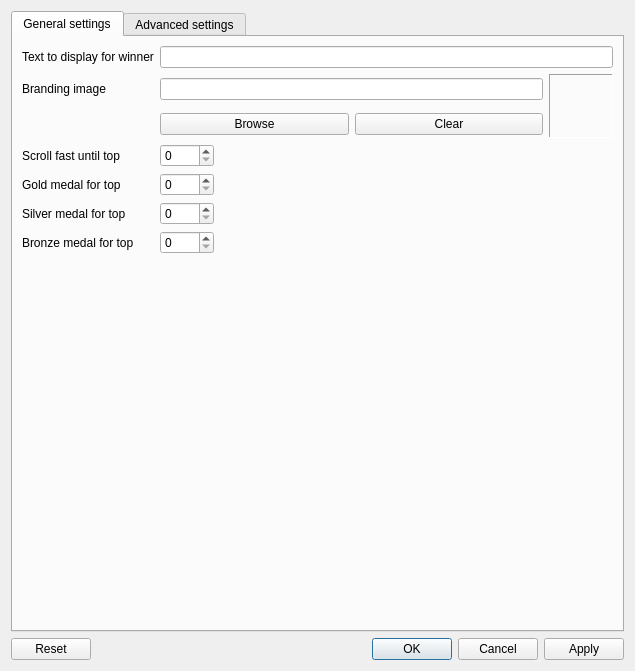
First picture: the form in settingsdialog.ui, repository DOMjudge/DOMjura, before the edit.
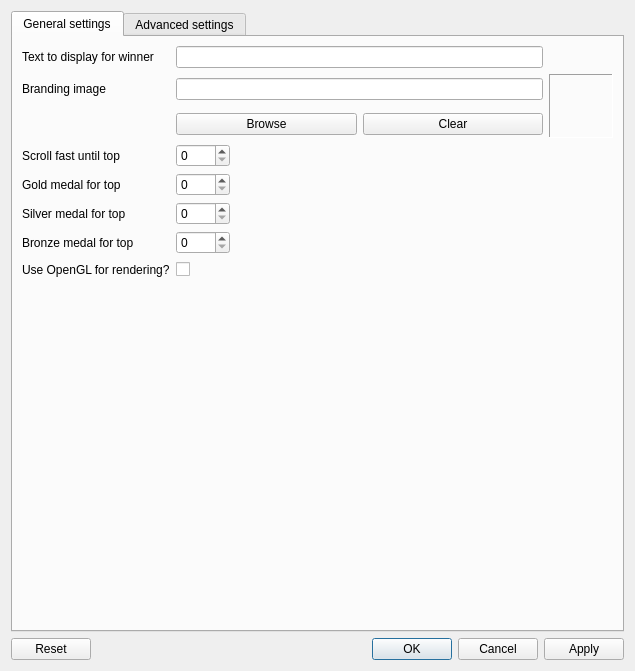
Second picture: the form after the edit.

Commit message: Add support for not using OpenGL

What changed in the file:
```diff
--- a/settingsdialog.ui
+++ b/settingsdialog.ui
@@ -38,7 +38,7 @@
          </property>
         </widget>
        </item>
-       <item row="0" column="1" colspan="2">
+       <item row="0" column="1">
         <widget class="QLineEdit" name="lineEditWinner"/>
        </item>
        <item row="1" column="0">
@@ -228,7 +228,38 @@
          </item>
         </layout>
        </item>
+       <item row="7" column="0">
+        <widget class="QLabel" name="label_37">
+         <property name="text">
+          <string>Use OpenGL for rendering?</string>
+         </property>
+        </widget>
+       </item>
        <item row="7" column="1">
+        <layout class="QHBoxLayout" name="horizontalLayout_2">
+         <item>
+          <widget class="QCheckBox" name="checkBoxOpenGL">
+           <property name="text">
+            <string/>
+           </property>
+          </widget>
+         </item>
+         <item>
+          <spacer name="horizontalSpacer_19">
+           <property name="orientation">
+            <enum>Qt::Horizontal</enum>
+           </property>
+           <property name="sizeHint" stdset="0">
+            <size>
+             <width>40</width>
+             <height>20</height>
+            </size>
+           </property>
+          </spacer>
+         </item>
+        </layout>
+       </item>
+       <item row="8" column="0" colspan="2">
         <spacer name="verticalSpacer_3">
          <property name="orientation">
           <enum>Qt::Vertical</enum>
```
Left out of the diff: 1 changed line with no effect on the pictures. The commit also changes 3 other files.
